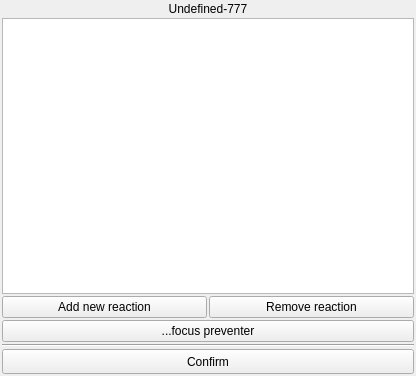
andrmor/ANTS2, file src/gui/aneutronreactionsconfigurator.ui: the form before one commit.
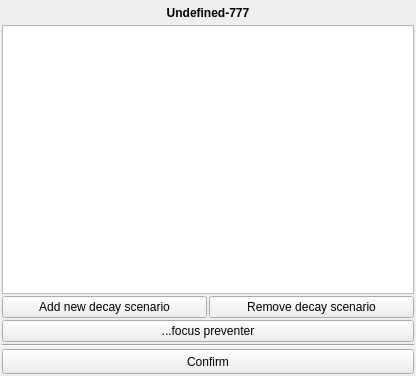
The form after the commit.

```diff
--- a/src/gui/aneutronreactionsconfigurator.ui
+++ b/src/gui/aneutronreactionsconfigurator.ui
@@ -31,6 +31,18 @@
    </property>
    <item>
     <widget class="QLabel" name="labTitle">
+     <property name="minimumSize">
+      <size>
+       <width>0</width>
+       <height>21</height>
+      </size>
+     </property>
+     <property name="font">
+      <font>
+       <weight>75</weight>
+       <bold>true</bold>
+      </font>
+     </property>
      <property name="text">
       <string>Undefined-777</string>
      </property>
@@ -56,7 +68,7 @@
         <enum>Qt::NoFocus</enum>
        </property>
        <property name="text">
-        <string>Add new reaction</string>
+        <string>Add new decay scenario</string>
        </property>
       </widget>
      </item>
@@ -66,7 +78,7 @@
         <enum>Qt::NoFocus</enum>
        </property>
        <property name="text">
-        <string>Remove reaction</string>
+        <string>Remove decay scenario</string>
        </property>
       </widget>
      </item>
```
